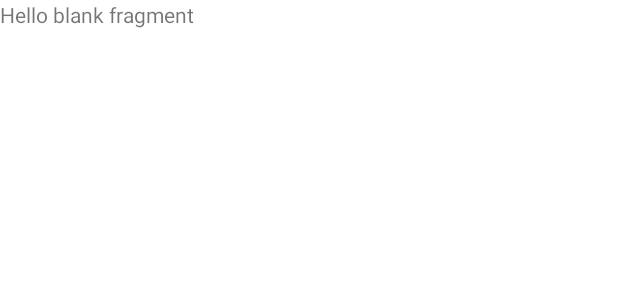
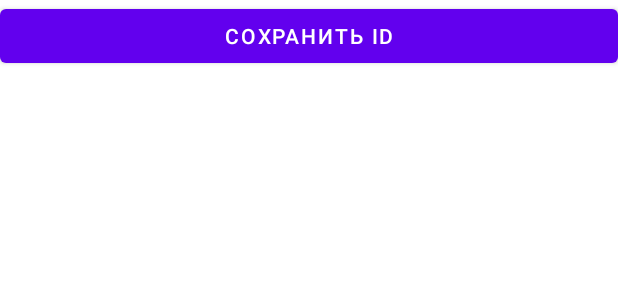
Before and after one commit to fokypoky/AndroidLessons, an Android app: the layout fragment_device_id.xml on its own in the app's theme, with its tools: preview values and no code run, on a phone screen of 412 x 824 dp. Shown: the top 300 px of the screen. Run offline under Robolectric (Android 15) with nearby library versions, the phone set to English and light mode, and no system bars.

Commit message:
Получение android id

```diff
--- a/app/src/main/AndroidManifest.xml
+++ b/app/src/main/AndroidManifest.xml
@@ -18,6 +18,8 @@
     <uses-permission android:name="android.permission.ACCESS_BACKGROUND_LOCATION" />
     <uses-permission android:name="android.permission.ACCESS_COARSE_LOCATION" />
     <uses-permission android:name="android.permission.ACCESS_FINE_LOCATION" />
+    <uses-permission android:name="android.permission.READ_PHONE_STATE"/>
+
 
     <application
         android:allowBackup="true"
--- a/app/src/main/res/layout/fragment_device_id.xml
+++ b/app/src/main/res/layout/fragment_device_id.xml
@@ -5,10 +5,11 @@
     android:layout_height="match_parent"
     tools:context=".DeviceIdFragment">
 
-    <!-- TODO: Update blank fragment layout -->
-    <TextView
+    <Button
+        android:id="@+id/saveDeviceId"
         android:layout_width="match_parent"
-        android:layout_height="match_parent"
-        android:text="@string/hello_blank_fragment" />
+        android:layout_height="wrap_content"
+        android:text="сохранить id"
+        />
 
 </FrameLayout>
```
Also changed, not shown: app/src/main/java/ru/mirea/petukhov/a/mireaproject/DeviceIdFragment.java (+14 -3 lines).
